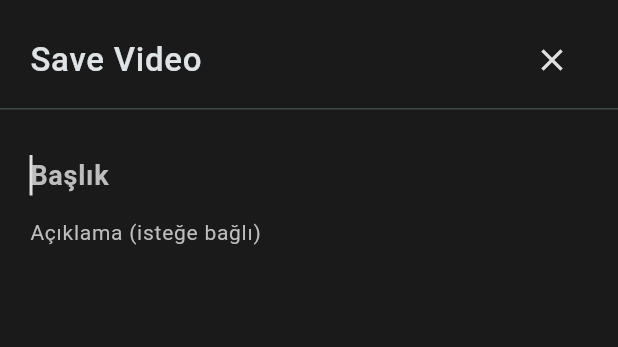
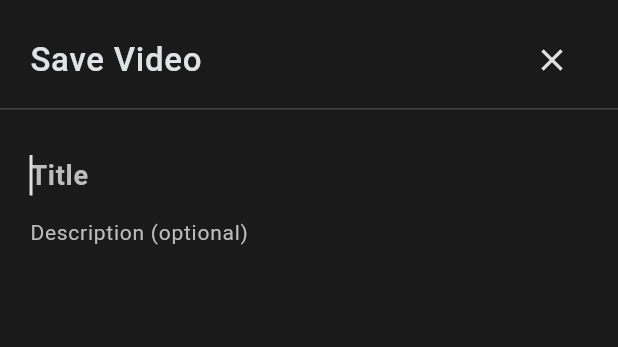
Before and after one commit to kargalar/video_diary, a Flutter app: the VideoEditBottomSheet widget shown alone on an empty page, opened directly, on a phone screen of 412 x 824 dp. Shown: the top 347 px of the screen. Run offline on Flutter 3.47's test engine with Material 3 defaults, Android fonts, the light colour scheme and no system bars; our stand-ins replace camera, flutter_local_notifications, flutter_slidable, flutter_timezone, hive_flutter, permission_handler and 4 more; missing offline and left inert: file_selector, video_thumbnail; accounts and stored records are empty.

Commit message:
language fix

```diff
--- a/lib/features/diary/view/widgets/video_edit_bottom_sheet.dart
+++ b/lib/features/diary/view/widgets/video_edit_bottom_sheet.dart
@@ -128,8 +128,7 @@ class _VideoEditBottomSheetState extends State<VideoEditBottomSheet> {
                           Navigator.of(context).pop({'discard': true});
                         }
                       },
-                    )
-
+                    ),
                 ],
               ),
             ),
@@ -151,7 +150,7 @@ class _VideoEditBottomSheetState extends State<VideoEditBottomSheet> {
                       },
                       style: const TextStyle(fontSize: 18, fontWeight: FontWeight.w600),
                       decoration: InputDecoration(
-                        hintText: 'Başlık',
+                        hintText: 'Title',
                         hintStyle: TextStyle(fontSize: 18, color: Colors.grey[400]),
                         border: InputBorder.none,
                         enabledBorder: InputBorder.none,
@@ -169,7 +168,7 @@ class _VideoEditBottomSheetState extends State<VideoEditBottomSheet> {
                       minLines: 3,
                       style: const TextStyle(fontSize: 14, fontWeight: FontWeight.w400),
                       decoration: InputDecoration(
-                        hintText: 'Açıklama (isteğe bağlı)',
+                        hintText: 'Description (optional)',
                         hintStyle: TextStyle(fontSize: 14, color: Colors.grey[400]),
                         border: InputBorder.none,
                         enabledBorder: InputBorder.none,
```
